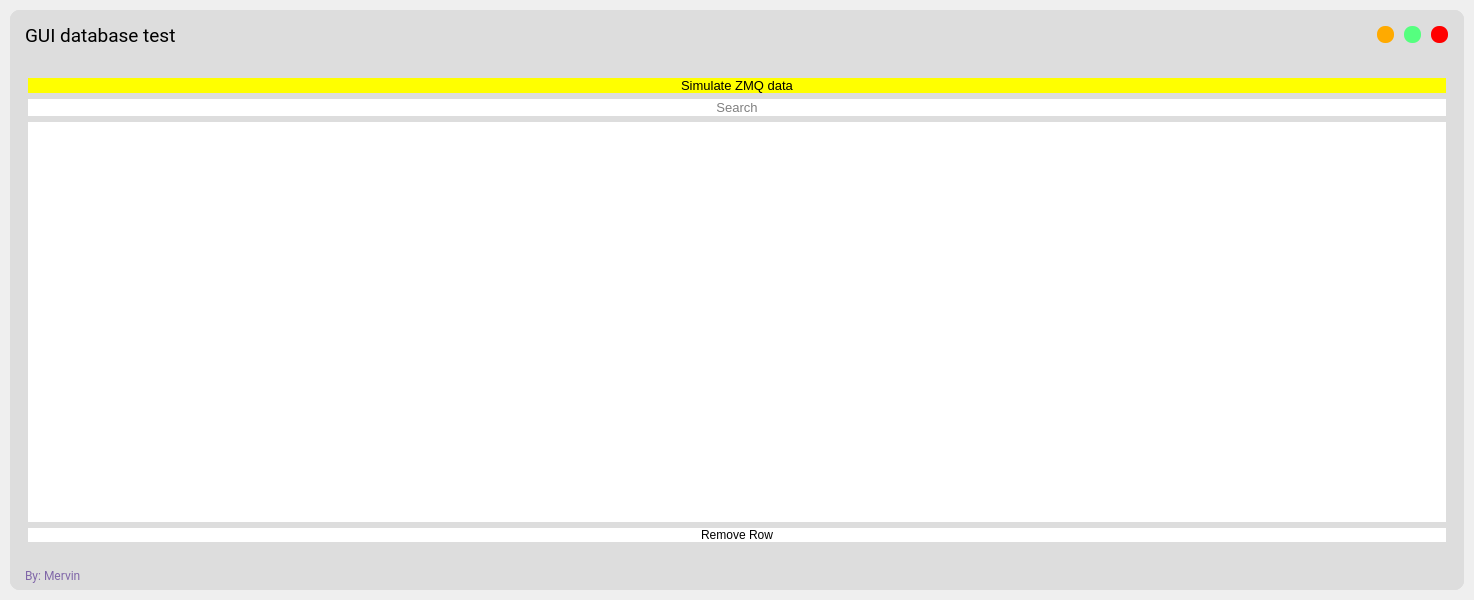
tomyummmm/Gen2-UHF-RFID-Reader, file GUI/ui_main.ui: the form before one commit.
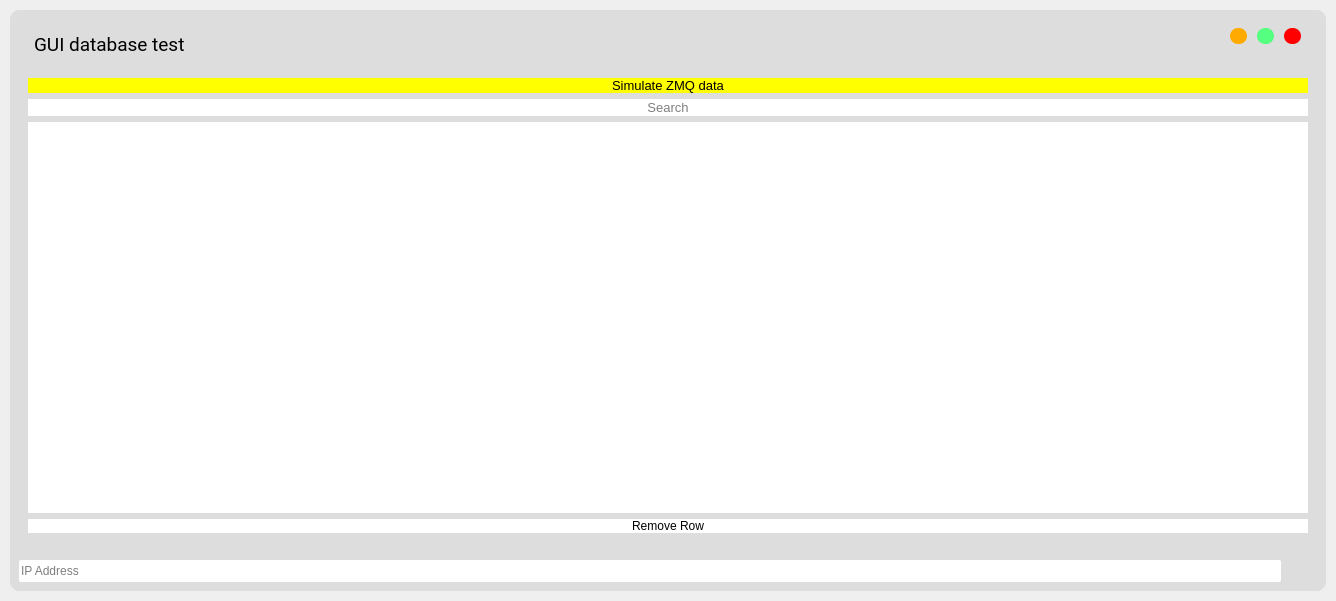
The form after the commit.

What changed in the file:
```diff
--- a/GUI/ui_main.ui
+++ b/GUI/ui_main.ui
@@ -6,8 +6,8 @@
    <rect>
     <x>0</x>
     <y>0</y>
-    <width>1474</width>
-    <height>600</height>
+    <width>1336</width>
+    <height>601</height>
    </rect>
   </property>
   <property name="minimumSize">
@@ -86,21 +86,6 @@
           <enum>QFrame::Raised</enum>
          </property>
          <layout class="QHBoxLayout" name="horizontalLayout">
-          <property name="spacing">
-           <number>0</number>
-          </property>
-          <property name="leftMargin">
-           <number>0</number>
-          </property>
-          <property name="topMargin">
-           <number>0</number>
-          </property>
-          <property name="rightMargin">
-           <number>0</number>
-          </property>
-          <property name="bottomMargin">
-           <number>0</number>
-          </property>
           <item>
            <widget class="QFrame" name="frame_title">
             <property name="minimumSize">
@@ -413,7 +398,7 @@
          <property name="maximumSize">
           <size>
            <width>16777215</width>
-           <height>30</height>
+           <height>40</height>
           </size>
          </property>
          <property name="styleSheet">
@@ -426,61 +411,50 @@
           <enum>QFrame::Raised</enum>
          </property>
          <layout class="QHBoxLayout" name="horizontalLayout_2">
-          <property name="spacing">
-           <number>0</number>
-          </property>
-          <property name="leftMargin">
-           <number>0</number>
-          </property>
-          <property name="topMargin">
-           <number>0</number>
-          </property>
-          <property name="rightMargin">
-           <number>0</number>
-          </property>
-          <property name="bottomMargin">
-           <number>0</number>
-          </property>
           <item>
-           <widget class="QFrame" name="frame_label_credits">
-            <property name="frameShape">
-             <enum>QFrame::StyledPanel</enum>
+           <widget class="QLineEdit" name="lineEdit_ip">
+            <property name="enabled">
+             <bool>true</bool>
             </property>
-            <property name="frameShadow">
-             <enum>QFrame::Raised</enum>
+            <property name="sizePolicy">
+             <sizepolicy hsizetype="Preferred" vsizetype="Preferred">
+              <horstretch>0</horstretch>
+              <verstretch>0</verstretch>
+             </sizepolicy>
             </property>
-            <layout class="QVBoxLayout" name="verticalLayout_3">
-             <property name="spacing">
-              <number>0</number>
-             </property>
-             <property name="leftMargin">
-              <number>15</number>
-             </property>
-             <property name="topMargin">
-              <number>0</number>
-             </property>
-             <property name="rightMargin">
-              <number>0</number>
-             </property>
-             <property name="bottomMargin">
-              <number>0</number>
-             </property>
-             <item>
-              <widget class="QLabel" name="label_credits">
-               <property name="font">
-                <font>
-                 <family>Roboto</family>
-                </font>
-               </property>
-               <property name="styleSheet">
-                <string notr="true">color: rgb(128, 102, 168);</string>
-               </property>
-               <property name="text">
-                <string>By: Mervin</string>
-               </property>
-              </widget>
-             </item>
-            </layout>
+            <property name="minimumSize">
+             <size>
+              <width>0</width>
+              <height>0</height>
+             </size>
+            </property>
+            <property name="baseSize">
+             <size>
+              <width>0</width>
+              <height>0</height>
+             </size>
+            </property>
+            <property name="font">
+             <font>
+              <family>MS Shell Dlg 2</family>
+             </font>
+            </property>
+            <property name="toolTip">
+             <string>Press Enter / Return key after editing</string>
+            </property>
+            <property name="styleSheet">
+             <string notr="true">background-color: rgb(255, 255, 255);
+border-radius: 2px;</string>
+            </property>
+            <property name="frame">
+             <bool>true</bool>
+            </property>
+            <property name="alignment">
+             <set>Qt::AlignLeading|Qt::AlignLeft|Qt::AlignVCenter</set>
+            </property>
+            <property name="placeholderText">
+             <string>IP Address</string>
+            </property>
            </widget>
           </item>
           <item>
```
